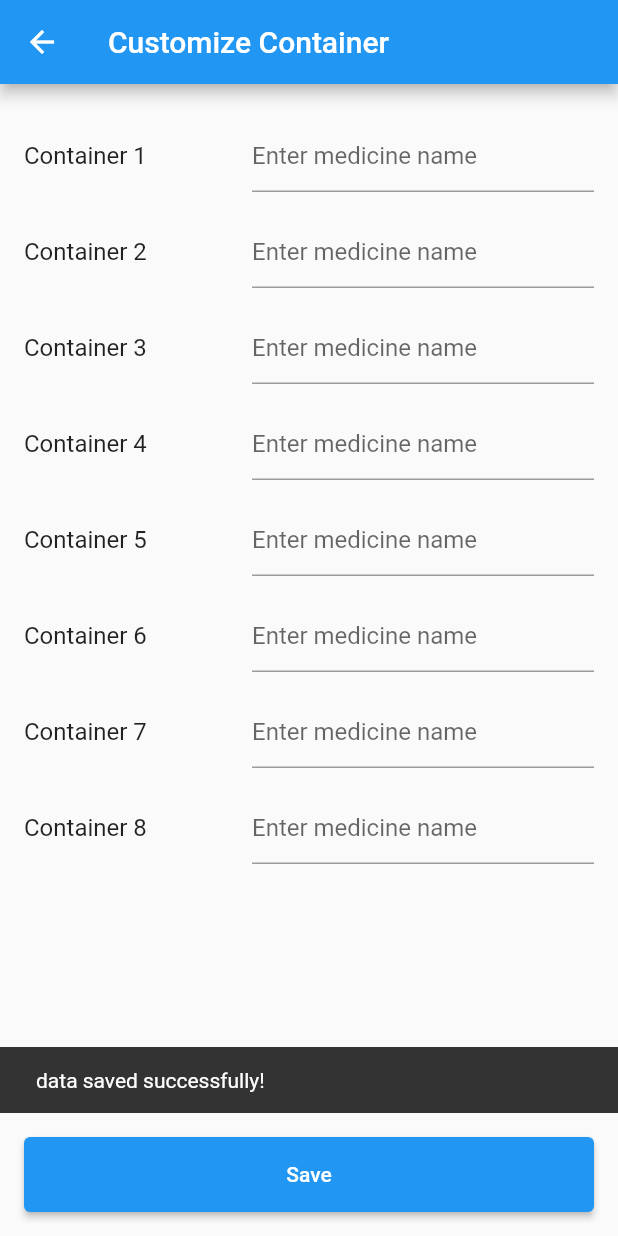
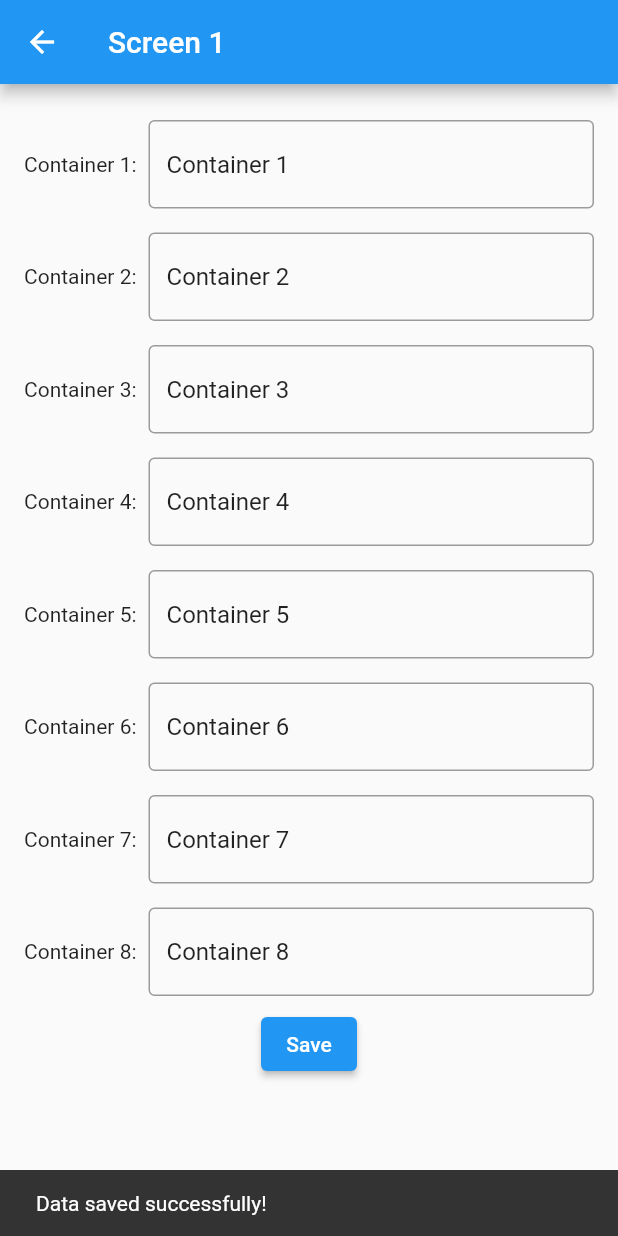
Before and after one commit to VenuraShyamal14/meditrack, a Flutter app: the Screen1 screen opened directly, after a tap on "Save", on a phone screen of 412 x 824 dp. Run offline on Flutter 3.47's test engine with Material 2 defaults, Android fonts, the phone set to English and light mode, and no system bars; our stand-ins replace firebase_auth, firebase_core, firebase_database, numberpicker, shared_preferences; accounts and stored records are empty; network calls fail.

Commit message:
retriving locally saved data and populated lists with those data

```diff
--- a/lib/main.dart
+++ b/lib/main.dart
@@ -163,8 +163,13 @@ class Message {
 
 
 
-class Screen1 extends StatelessWidget {
-  final List<String> labels = [
+class Screen1 extends StatefulWidget {
+  @override
+  _Screen1State createState() => _Screen1State();
+}
+
+class _Screen1State extends State<Screen1> {
+  List<String> labels = [
     'Container 1',
     'Container 2',
     'Container 3',
@@ -175,57 +180,78 @@ class Screen1 extends StatelessWidget {
     'Container 8',
   ];
 
-  final List<TextEditingController> controllers = List.generate(
-    8,
-    (index) => TextEditingController(),
-  );
+  List<TextEditingController> controllers = [];
+@override
+  void initState() {
+    super.initState();
+    // Initialize the list of TextEditingController
+    controllers = List.generate(labels.length, (index) => TextEditingController());
+
+    // Call the function to retrieve the stored data when the widget is initialized
+    getContainerData().then((data) {
+      setState(() {
+        labels = data;
+        // Assign the saved data to the corresponding TextEditingController
+        for (int i = 0; i < labels.length; i++) {
+          controllers[i].text = labels[i];
+        }
+      });
+    });
+  }
+
+  // Function to retrieve the stored data or return a default list
+  Future<List<String>> getContainerData() async {
+    SharedPreferences prefs = await SharedPreferences.getInstance();
+    String? storedData = prefs.getString('container_data');
+
+    if (storedData != null && storedData.isNotEmpty) {
+      List<String> containerData = storedData.split(',');
+      return containerData;
+    } else {
+      // Return the default list if no data was saved
+      return [
+        'Container 1',
+        'Container 2',
+        'Container 3',
+        'Container 4',
+        'Container 5',
+        'Container 6',
+        'Container 7',
+        'Container 8',
+      ];
+    }
+  }
 
    @override
   Widget build(BuildContext context) {
     return Scaffold(
       appBar: AppBar(
-        title: Text('Customize Container'),
+        title: Text('Screen 1'),
       ),
-      body: Padding(
+      body: SingleChildScrollView(
+        child: Center(
+          child: Padding(
             padding: const EdgeInsets.all(16.0),
-        child: ListView.builder(
-          itemCount: labels.length,
-          itemBuilder: (context, index) {
-            return Padding(
+            child: Column(
+              mainAxisAlignment: MainAxisAlignment.center,
+              children: <Widget>[
+                for (int i = 0; i < labels.length; i++)
+                  Padding(
                     padding: const EdgeInsets.symmetric(vertical: 8.0),
                     child: Row(
                       children: [
+                        Text('Container ${i + 1}:'),
+                        SizedBox(width: 8),
                         Expanded(
-                    flex: 2,
-                    child: Text(
-                      labels[index],
-                      style: TextStyle(fontSize: 16.0),
-                    ),
-                  ),
-                  Expanded(
-                    flex: 3,
                           child: TextField(
-                      controller: controllers[index],
-                      decoration: InputDecoration(
-                        hintText: 'Enter medicine name',
-                      ),
-                      // You can add onChanged or controller to handle input.
-                      // onChanged: (value) { ... },
-                      // controller: yourController,
+                            controller: controllers[i], // Use the TextEditingController
+                            decoration: InputDecoration(border: OutlineInputBorder()),
                           ),
                         ),
                       ],
                     ),
-            );
-          },
                   ),
-      ),
-      bottomNavigationBar: Padding(
-        padding: const EdgeInsets.all(16.0),
-        child: SizedBox(
-          width: double.infinity,
-          height: 50,
-          child: ElevatedButton(
+                ElevatedButton(
                   onPressed: () async {
                     // Save the data to local storage as a single string
                     String combinedData = controllers.map((controller) => controller.text).join(',');
@@ -234,7 +260,7 @@ class Screen1 extends StatelessWidget {
 
                     // Show a snackbar to indicate successful saving
                     ScaffoldMessenger.of(context).showSnackBar(
-                SnackBar(content: Text('data saved successfully!')),
+                      SnackBar(content: Text('Data saved successfully!')),
                     );
 
                     // Print the saved data to the console
@@ -243,12 +269,14 @@ class Screen1 extends StatelessWidget {
                   },
                   child: Text('Save'),
                 ),
+              ],
+            ),
+          ),
         ),
       ),
     );
   }
 }
-
 
 
 class Screen2 extends StatelessWidget {
--- a/lib/priscription.dart
+++ b/lib/priscription.dart
@@ -2,6 +2,7 @@ import 'package:flutter/material.dart';
 import 'package:firebase_database/firebase_database.dart';
 import 'package:firebase_auth/firebase_auth.dart';
 import 'package:numberpicker/numberpicker.dart';
+import 'package:shared_preferences/shared_preferences.dart';
 
 final FirebaseAuth _auth = FirebaseAuth.instance;
 User? _user;
@@ -77,8 +78,30 @@ class _PrescriptionPageState extends State<PrescriptionPage> {
   bool _lunchSelected = false;
   bool _dinnerSelected = false;
 
+  List<String> containerNames = [];
+ @override
+  void initState() {
+    super.initState();
+    // Call the function to retrieve the stored data when the widget is initialized
+    getContainerData().then((data) {
+      setState(() {
+        containerNames = data;
+      });
+    });
+  }
   // List of container names
-  List<String> containerNames = [
+
+// Function to retrieve the stored data or return a default list
+Future<List<String>> getContainerData() async {
+  SharedPreferences prefs = await SharedPreferences.getInstance();
+  String? storedData = prefs.getString('container_data');
+
+  if (storedData != null && storedData.isNotEmpty) {
+    List<String> containerData = storedData.split(',');
+    return containerData;
+  } else {
+    // Return the default list if no data was saved
+    return [
       'container1',
       'container2',
       'container3',
@@ -88,6 +111,9 @@ class _PrescriptionPageState extends State<PrescriptionPage> {
       'container7',
       'container8',
     ];
+  }
+}
+
 
   // Function to build each row
   Widget buildContainerRow(String containerName) {
@@ -154,6 +180,7 @@ class _PrescriptionPageState extends State<PrescriptionPage> {
     }
   }
 
+
   void _saveMessage() {
     signIn();
     String newMessage = _textController.text;
@@ -178,6 +205,7 @@ class _PrescriptionPageState extends State<PrescriptionPage> {
 
   @override
   Widget build(BuildContext context) {
+
     return Scaffold(
       appBar: AppBar(
         title: const Text('Add Container Page'),
```
Lines whose indentation alone changed are shown as unchanged.
